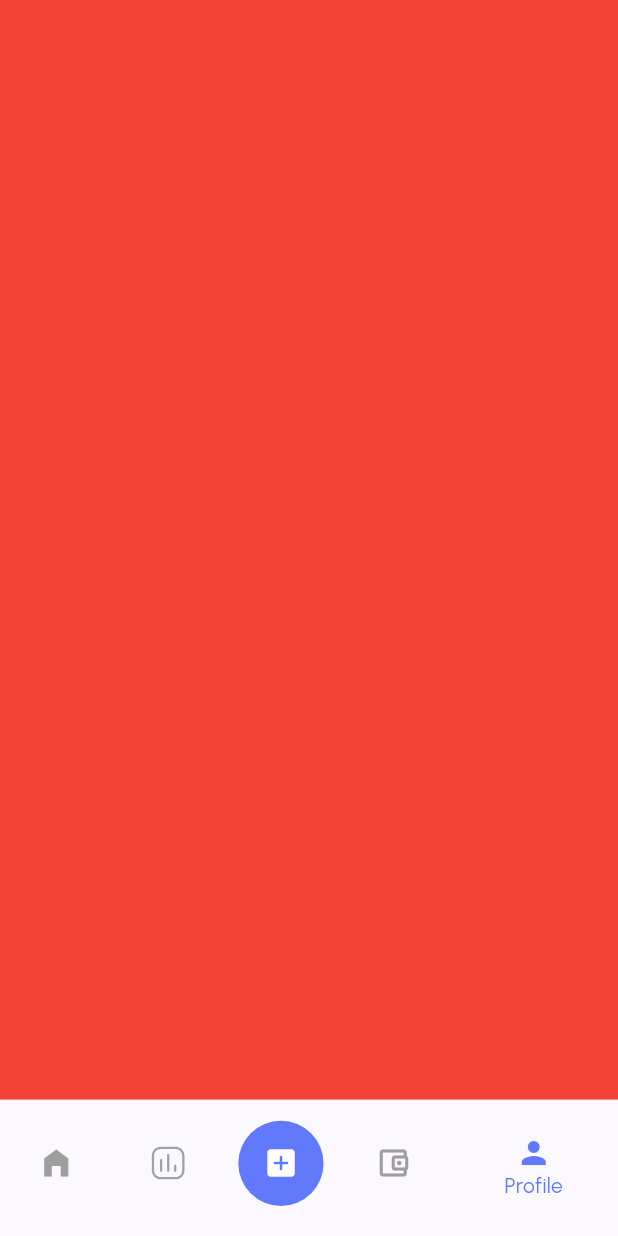
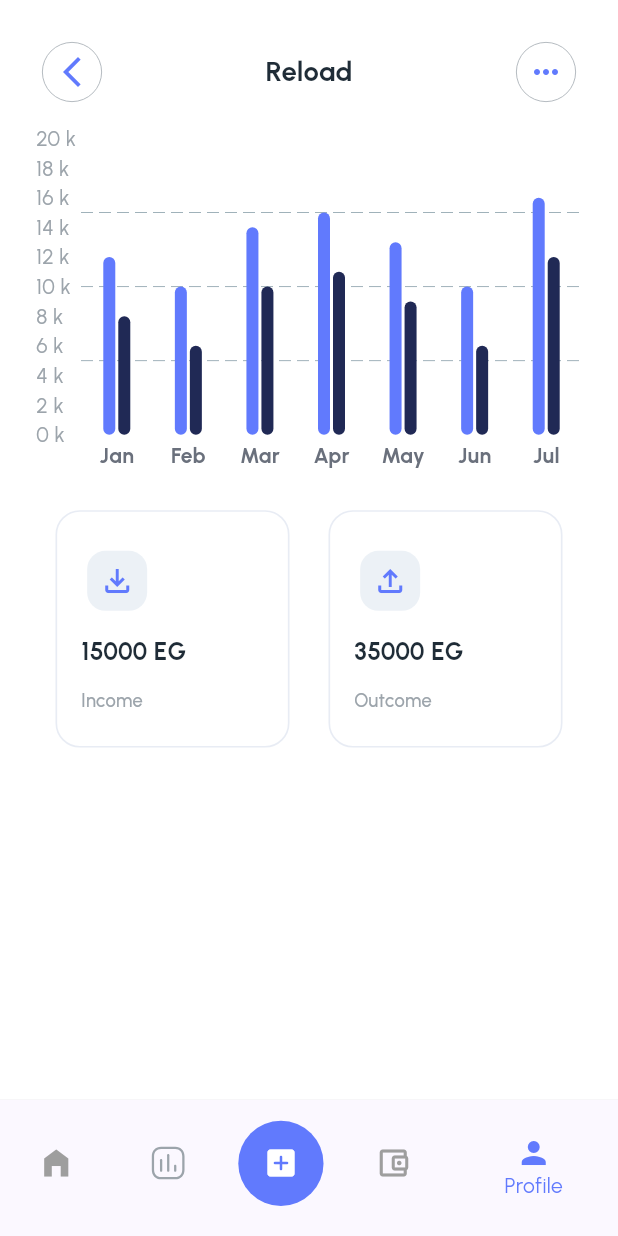
Before and after one commit to EphraimYou/finance-app, a Flutter app: the screen it shows after launch, item 5 of the bottom bar chosen, on a phone screen of 412 x 824 dp. Run offline on Flutter 3.47's test engine with Material 3 defaults, Android fonts, the phone set to English and light mode, and no system bars; drawn by our look-alikes of fl_chart; our stand-ins replace bloc, carousel_slider, flutter_bloc, flutter_screenutil, flutter_svg, smooth_page_indicator.

Commit message:
statistic screen and bar chart

```diff
--- /dev/null
+++ b/lib/core/components/leading_icon_widget.dart
@@ -0,0 +1,24 @@
+import 'package:finance_app/core/utils/app_color.dart';
+import 'package:flutter/material.dart';
+
+class LeadingIconWidget extends StatelessWidget {
+  final IconData icon;
+  const LeadingIconWidget({super.key, required this.icon});
+
+  @override
+  Widget build(BuildContext context) {
+    return IconButton(
+      onPressed: () {},
+      color: AppColor.primaryColor,
+      iconSize: 24,
+      style: ButtonStyle(
+        shape: WidgetStatePropertyAll(
+          const CircleBorder(
+            side: BorderSide(color: AppColor.grayColor, width: 0.5),
+          ),
+        ),
+      ),
+      icon: Icon(icon),
+    );
+  }
+}
--- a/lib/core/utils/app_assets.dart
+++ b/lib/core/utils/app_assets.dart
@@ -8,4 +8,5 @@ abstract class AppAssets {
   static const String profile = 'assets/images/profile.jpg';
   static const String layer1 = 'assets/images/layer1.png';
   static const String layer2 = 'assets/images/layer2.png';
+  static const String visa = 'assets/images/visa.png';
 }
--- a/lib/core/utils/app_strings.dart
+++ b/lib/core/utils/app_strings.dart
@@ -19,6 +19,16 @@ abstract class AppStrings {
   static const String number = '2469 EGP';
   static const String idNumber = '**** 2469';
   static const String data = '16/08';
+  //profile
+  static const String fullNameHint = 'Full Name';
+  static const String phoneHint = 'Phone Number';
+  static const String addressHint = 'Address';
+  static const String address = 'Cairo, Egypt';
+  static const String emailAddress = 'afraiemyous56@gmail.com';
+  static const String phoneNumber = '+20123456789';
+  //cards
+  static const String allCards = 'All Cards';
+  static const String reload = 'Reload';
 
   static const String sendMoney = 'Send money';
   static const String payBill = 'Pay the bill';
@@ -26,12 +36,16 @@ abstract class AppStrings {
   static const String contact = 'Contact';
   static const String tackAcc = 'Take acc to acc';
 
+  static const String income = 'Income';
+  static const String outcome = 'Outcome';
+
   static const String comPassword = 'Confirm Password';
   static const String register = 'Register';
   static const String resetPassword = 'Reset Password';
   static const String otp = 'OTP Verification';
   static const String welcome = 'Welcome back';
-  static const String name = 'Ephraim Youssef ';
+  static const String name = 'Ephraim Youssef';
+  static const String myProfile = 'My Profile';
 
   static const String backToLogin = 'Back to Login';
   static const String guest = 'Continue as a guest';
--- a/lib/feature/home/presentation/controller/cubit/home_cubit.dart
+++ b/lib/feature/home/presentation/controller/cubit/home_cubit.dart
@@ -1,5 +1,5 @@
 import 'package:bloc/bloc.dart';
-import 'package:finance_app/feature/cart/presentation/screens/card_screen.dart';
+import 'package:finance_app/feature/card/presentation/screens/card_screen.dart';
 import 'package:finance_app/feature/home/presentation/screens/home_screen.dart';
 import 'package:finance_app/feature/profile/presentation/screens/profile_screen.dart';
 import 'package:finance_app/feature/statistics/presentation/screens/statistics_screen.dart';
@@ -16,11 +16,13 @@ class HomeCubit extends Cubit<HomeState> {
   static HomeCubit get(context) => BlocProvider.of(context);
   List<Widget> screens = [
     HomeScreen(),
-    const CardScreen(),
-    const ProfileScreen(),
-    Container(color: Colors.white, child: Center(child: Text('Add Screen'))),
-    const StatisticsScreen(),
-    Container(color: Colors.blueAccent),
+    StatisticsScreen(),
+    Container(
+      color: Colors.white,
+      child: Center(child: Text('Add Screen New')),
+    ),
+    CardScreen(),
+    ProfileScreenNew(),
   ];
   int currentIndex = 0;
   void changeTap(int index) {
--- a/lib/feature/home/presentation/screens/layout_screen.dart
+++ b/lib/feature/home/presentation/screens/layout_screen.dart
@@ -22,7 +22,8 @@ class LayoutScreen extends StatelessWidget {
                 currentIndex: cubit.currentIndex,
                 onTap: (index) => cubit.changeTap(index),
               ),
-              body: cubit.screens[cubit.currentIndex],
+              // body: cubit.screens[cubit.currentIndex],
+              body: cubit.screens[1],
             ),
           );
         },
--- /dev/null
+++ b/lib/feature/profile/presentation/widgets/header_widget.dart
@@ -0,0 +1,29 @@
+import 'package:finance_app/core/components/leading_icon_widget.dart';
+import 'package:finance_app/core/utils/style.dart';
+import 'package:flutter/material.dart';
+import 'package:flutter_screenutil/flutter_screenutil.dart';
+
+class ProfileHeaderWidget extends StatelessWidget {
+  final IconData leadingIcon;
+  final IconData actionIcon;
+  final String title;
+
+  const ProfileHeaderWidget({
+    super.key,
+    required this.leadingIcon,
+    required this.actionIcon,
+    required this.title,
+  });
+
+  @override
+  Widget build(BuildContext context) {
+    return Row(
+      mainAxisAlignment: MainAxisAlignment.spaceBetween,
+      children: [
+        LeadingIconWidget(icon: leadingIcon),
+        Text(title, style: AppStyle.black16w600.copyWith(fontSize: 18.sp)),
+        LeadingIconWidget(icon: actionIcon),
+      ],
+    );
+  }
+}
--- a/lib/feature/statistics/presentation/screens/statistics_screen.dart
+++ b/lib/feature/statistics/presentation/screens/statistics_screen.dart
@@ -1,10 +1,46 @@
+import 'package:finance_app/core/utils/app_strings.dart';
+import 'package:finance_app/feature/profile/presentation/widgets/header_widget.dart';
+import 'package:finance_app/feature/statistics/presentation/widgets/bar_chart_widget.dart';
+import 'package:finance_app/feature/statistics/presentation/widgets/income_widget.dart';
 import 'package:flutter/material.dart';
+import 'package:flutter_screenutil/flutter_screenutil.dart';
 
 class StatisticsScreen extends StatelessWidget {
-  const StatisticsScreen({super.key});
+  final List<Map<String, dynamic>> _data = [
+    {
+      'title': AppStrings.income,
+      'amount': '15000 EG',
+      'icon': Icons.file_download_outlined,
+    },
+    {
+      'title': AppStrings.outcome,
+      'amount': '35000 EG',
+      'icon': Icons.file_upload_outlined,
+    },
+  ];
+
+  StatisticsScreen({super.key});
 
   @override
   Widget build(BuildContext context) {
-    return Container(color: Colors.red);
+    return Padding(
+      padding: const EdgeInsets.all(24),
+      child: Column(
+        children: [
+          ProfileHeaderWidget(
+            leadingIcon: Icons.arrow_back_ios_new,
+            actionIcon: Icons.more_horiz,
+            title: AppStrings.reload,
+          ),
+          SizedBox(height: 20.h),
+          BarChartSample3(),
+          SizedBox(height: 20.h),
+          Row(
+            mainAxisAlignment: MainAxisAlignment.spaceAround,
+            children: [..._data.map((item) => IncomeWidget(data: item))],
+          ),
+        ],
+      ),
+    );
   }
 }
--- /dev/null
+++ b/lib/feature/statistics/presentation/widgets/bar_chart_widget.dart
@@ -0,0 +1,178 @@
+import 'package:finance_app/core/utils/app_color.dart';
+import 'package:flutter/material.dart';
+import 'package:fl_chart/fl_chart.dart';
+
+class _BarChart extends StatelessWidget {
+  const _BarChart();
+
+  @override
+  Widget build(BuildContext context) {
+    return BarChart(
+      BarChartData(
+        barTouchData: barTouchData,
+        titlesData: titlesData,
+        borderData: borderData,
+        barGroups: barGroups,
+        gridData: const FlGridData(show: true, drawVerticalLine: false),
+        alignment: BarChartAlignment.spaceAround,
+        maxY: 20,
+      ),
+    );
+  }
+
+  BarTouchData get barTouchData => BarTouchData(
+    enabled: false,
+    touchTooltipData: BarTouchTooltipData(
+      getTooltipColor: (group) => Colors.transparent,
+      tooltipPadding: EdgeInsets.zero,
+      tooltipMargin: 8,
+      getTooltipItem: (
+        BarChartGroupData group,
+        int groupIndex,
+        BarChartRodData rod,
+        int rodIndex,
+      ) {
+        return BarTooltipItem(
+          rod.toY.round().toString(),
+          const TextStyle(
+            color: AppColor.grayColor,
+            fontWeight: FontWeight.bold,
+          ),
+        );
+      },
+    ),
+  );
+
+  Widget getTitles(double value, TitleMeta meta) {
+    final style = TextStyle(
+      color: AppColor.darkGrayColor,
+      fontWeight: FontWeight.bold,
+      fontSize: 14,
+    );
+    String text;
+    switch (value.toInt()) {
+      case 0:
+        text = 'Jan';
+        break;
+      case 1:
+        text = 'Feb';
+        break;
+      case 2:
+        text = 'Mar';
+        break;
+      case 3:
+        text = 'Apr';
+        break;
+      case 4:
+        text = 'May';
+        break;
+      case 5:
+        text = 'Jun';
+        break;
+      case 6:
+        text = 'Jul';
+        break;
+      default:
+        text = '';
+        break;
+    }
+    return SideTitleWidget(
+      meta: meta,
+      space: 4,
+      child: Text(text, style: style),
+    );
+  }
+
+  FlTitlesData get titlesData => FlTitlesData(
+    show: true,
+    bottomTitles: AxisTitles(
+      sideTitles: SideTitles(
+        showTitles: true,
+        reservedSize: 30,
+        getTitlesWidget: getTitles,
+      ),
+    ),
+    leftTitles: AxisTitles(
+      sideTitles: SideTitles(
+        showTitles: true,
+        interval: 2,
+        reservedSize: 30,
+        getTitlesWidget:
+            (value, meta) => Text(
+              '${value.toInt()} k',
+              style: const TextStyle(color: AppColor.grayColor),
+            ),
+      ),
+    ),
+    topTitles: const AxisTitles(sideTitles: SideTitles(showTitles: false)),
+    rightTitles: const AxisTitles(sideTitles: SideTitles(showTitles: false)),
+  );
+
+  FlBorderData get borderData => FlBorderData(show: false);
+
+  List<BarChartGroupData> get barGroups => [
+    BarChartGroupData(
+      x: 0,
+      barRods: [
+        BarChartRodData(toY: 12, color: AppColor.primaryColor),
+        BarChartRodData(toY: 8, color: AppColor.darkColor),
+      ],
+    ),
+    BarChartGroupData(
+      x: 1,
+      barRods: [
+        BarChartRodData(toY: 10, color: AppColor.primaryColor),
+        BarChartRodData(toY: 6, color: AppColor.darkColor),
+      ],
+    ),
+    BarChartGroupData(
+      x: 2,
+      barRods: [
+        BarChartRodData(toY: 14, color: AppColor.primaryColor),
+        BarChartRodData(toY: 10, color: AppColor.darkColor),
+      ],
+    ),
+    BarChartGroupData(
+      x: 3,
+      barRods: [
+        BarChartRodData(toY: 15, color: AppColor.primaryColor),
+        BarChartRodData(toY: 11, color: AppColor.darkColor),
+      ],
+    ),
+    BarChartGroupData(
+      x: 4,
+      barRods: [
+        BarChartRodData(toY: 13, color: AppColor.primaryColor),
+        BarChartRodData(toY: 9, color: AppColor.darkColor),
+      ],
+    ),
+    BarChartGroupData(
+      x: 5,
+      barRods: [
+        BarChartRodData(toY: 10, color: AppColor.primaryColor),
+        BarChartRodData(toY: 6, color: AppColor.darkColor),
+      ],
+    ),
+    BarChartGroupData(
+      x: 6,
+      barRods: [
+        BarChartRodData(toY: 16, color: AppColor.primaryColor),
+        BarChartRodData(toY: 12, color: AppColor.darkColor),
+      ],
+    ),
+  ];
+}
+
+class BarChartSample3 extends StatefulWidget {
+  const BarChartSample3({super.key});
+
+  @override
+  State<StatefulWidget> createState() => BarChartSample3State();
+}
+
+class BarChartSample3State extends State<BarChartSample3> {
+  @override
+  Widget build(BuildContext context) {
+    return const AspectRatio(aspectRatio: 1.6, child: _BarChart());
+  }
+}
--- /dev/null
+++ b/lib/feature/statistics/presentation/widgets/income_widget.dart
@@ -0,0 +1,48 @@
+import 'package:finance_app/core/utils/app_color.dart';
+import 'package:finance_app/core/utils/style.dart';
+import 'package:flutter/material.dart';
+import 'package:flutter_screenutil/flutter_screenutil.dart';
+
+class IncomeWidget extends StatelessWidget {
+  final Map<String, dynamic> data;
+  const IncomeWidget({super.key, required this.data});
+
+  @override
+  Widget build(BuildContext context) {
+    return Container(
+      height: 156.h,
+      width: 142.w,
+      padding: const EdgeInsets.all(16),
+      decoration: BoxDecoration(
+        color: AppColor.witheColor,
+        borderRadius: BorderRadius.circular(16.r),
+        border: Border.all(color: AppColor.borderColor, width: 1.w),
+      ),
+      child: Column(
+        mainAxisAlignment: MainAxisAlignment.spaceAround,
+        crossAxisAlignment: CrossAxisAlignment.start,
+        children: [
+          IconButton(
+            onPressed: () {},
+            icon: Icon(data['icon'], color: AppColor.primaryColor),
+            style: ButtonStyle(
+              backgroundColor: WidgetStatePropertyAll(
+                AppColor.iconBackgroundColor,
+              ),
+              shape: WidgetStatePropertyAll(
+                RoundedRectangleBorder(
+                  borderRadius: BorderRadius.circular(12.r),
+                ),
+              ),
+            ),
+          ),
+          Text(data['amount'], style: AppStyle.black16w600),
+          Text(
+            data['title'],
+            style: AppStyle.black500W12.copyWith(color: AppColor.grayColor),
+          ),
+        ],
+      ),
+    );
+  }
+}
--- a/pubspec.yaml
+++ b/pubspec.yaml
@@ -32,6 +32,7 @@ dependencies:
   carousel_slider: ^5.0.0
   cupertino_icons: ^1.0.8
   equatable: ^2.0.7
+  fl_chart: ^0.71.0
   flutter:
     sdk: flutter
   flutter_bloc: ^9.1.0
```
Also changed, not shown: lib/feature/card/presentation/screens/card_screen.dart (added, +42 -0 lines), lib/feature/card/presentation/widgets/card_item_widget.dart (added, +79 -0 lines), lib/feature/cart/presentation/screens/card_screen.dart (deleted, +0 -10 lines), lib/feature/home/presentation/widgets/header_widget.dart (+2 -13 lines), lib/feature/profile/presentation/screens/profile_screen.dart (+38 -3 lines), lib/feature/profile/presentation/widgets/prifile_item.dart (added, +22 -0 lines), assets/images/visa.png (added), pubspec.lock.
